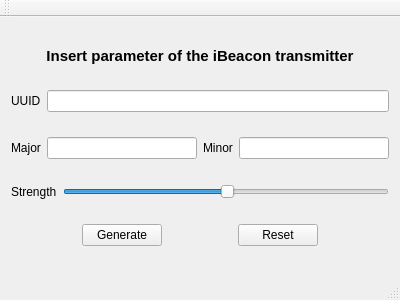
Before: the Qt Designer form configurator.ui in AndreaCorna/Configurator_Ibeacon, drawn with Qt 5.
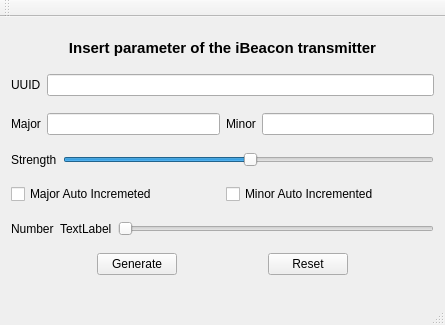
After: the same form once the commit is applied.

Commit message: add iteration graphic

```diff
--- a/configurator.ui
+++ b/configurator.ui
@@ -6,8 +6,8 @@
    <rect>
     <x>0</x>
     <y>0</y>
-    <width>400</width>
-    <height>300</height>
+    <width>445</width>
+    <height>325</height>
    </rect>
   </property>
   <property name="windowTitle">
@@ -132,6 +132,52 @@
       </item>
      </layout>
     </item>
+    <item>
+     <layout class="QHBoxLayout" name="horizontalLayout_5">
+      <item>
+       <widget class="QCheckBox" name="major_check">
+        <property name="text">
+         <string>Major Auto Incremeted</string>
+        </property>
+       </widget>
+      </item>
+      <item>
+       <widget class="QCheckBox" name="minor_check">
+        <property name="text">
+         <string>Minor Auto Incremented</string>
+        </property>
+       </widget>
+      </item>
+     </layout>
+    </item>
+    <item>
+     <layout class="QHBoxLayout" name="horizontalLayout_6">
+      <item>
+       <widget class="QLabel" name="label_6">
+        <property name="text">
+         <string>Number</string>
+        </property>
+       </widget>
+      </item>
+      <item>
+       <widget class="QLabel" name="number_label">
+        <property name="text">
+         <string>TextLabel</string>
+        </property>
+       </widget>
+      </item>
+      <item>
+       <widget class="QSlider" name="number_slider">
+        <property name="autoFillBackground">
+         <bool>false</bool>
+        </property>
+        <property name="orientation">
+         <enum>Qt::Horizontal</enum>
+        </property>
+       </widget>
+      </item>
+     </layout>
+    </item>
     <item>
      <layout class="QHBoxLayout" name="horizontalLayout_2">
       <item>
```
Left out of the diff: 2 changed lines with no effect on the pictures.
